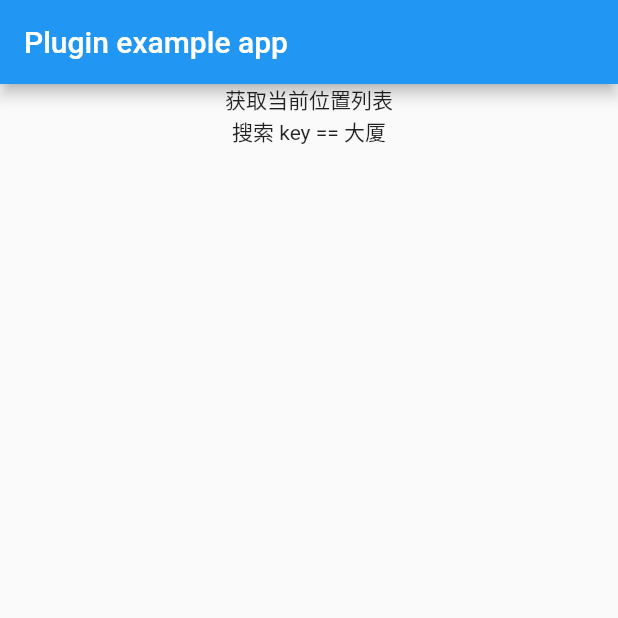
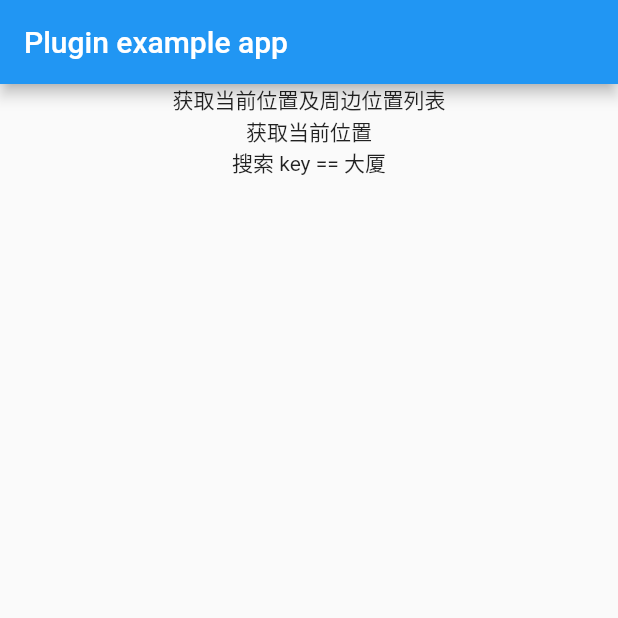
Before and after one commit to chenhongchen/flt_location, a Flutter app: the screen it shows after launch, on a phone screen of 412 x 824 dp, the top half of it. Run offline on Flutter 3.47's test engine with Material 2 defaults, Android fonts, the phone set to English and light mode, and no system bars; our stand-ins replace permission_handler.

```diff
--- a/example/lib/main.dart
+++ b/example/lib/main.dart
@@ -1,5 +1,6 @@
 import 'package:flutter/material.dart';
 import 'package:flt_location/flt_location.dart';
+import 'package:permission_handler/permission_handler.dart';
 
 void main() => runApp(MyApp());
 
@@ -12,6 +13,10 @@ class _MyAppState extends State<MyApp> {
   @override
   void initState() {
     super.initState();
+    try {
+      PermissionHandler()
+          .requestPermissions([PermissionGroup.locationWhenInUse]);
+    } catch (e) {}
   }
 
   @override
@@ -25,10 +30,18 @@ class _MyAppState extends State<MyApp> {
           children: <Widget>[
             GestureDetector(
               child: Center(
-                child: Text('获取当前位置列表'),
+                child: Text('获取当前位置及周边位置列表'),
               ),
               onTap: () {
                 _getCurPositions();
+              },
+            ),
+            GestureDetector(
+              child: Center(
+                child: Text('获取当前位置'),
+              ),
+              onTap: () {
+                _getLocation();
               },
             ),
             GestureDetector(
@@ -50,6 +63,11 @@ class _MyAppState extends State<MyApp> {
     debugPrint('_getCurPositions -- $res');
   }
 
+  _getLocation() async {
+    var res = await FltLocation.getLocation;
+    debugPrint('_getLocation -- $res');
+  }
+
   _searchPosition() async {
     var res = await FltLocation.searchLocation({'key': '大厦'});
     debugPrint('_getCurPositions -- $res');
--- a/example/pubspec.yaml
+++ b/example/pubspec.yaml
@@ -12,6 +12,7 @@ dependencies:
   # The following adds the Cupertino Icons font to your application.
   # Use with the CupertinoIcons class for iOS style icons.
   cupertino_icons: ^0.1.2
+  permission_handler: ^4.3.0
 
 dev_dependencies:
   flutter_test:
--- a/lib/flt_location.dart
+++ b/lib/flt_location.dart
@@ -30,7 +30,7 @@ class FltLocation {
     return locations;
   }
 
-/*
+  /*
   * 获取当前位置
   * return:
   * 成功： {'value' : {'locations':location}
@@ -52,6 +52,7 @@ class FltLocation {
     Map locations = await _channel.invokeMethod('getLocation');
     return locations;
   }
+
   /*
   * 搜索周边位置
   * argsMap: 要搜索的字符串，格式{'key':'xxxx'}
```
Also changed, not shown: 1 other file.
